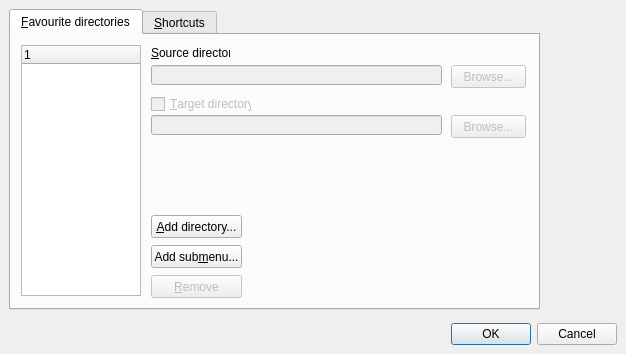
Before: the Qt Designer form OptionsDialog.ui in martin-kudlicka/file-commander, drawn with Qt 5.
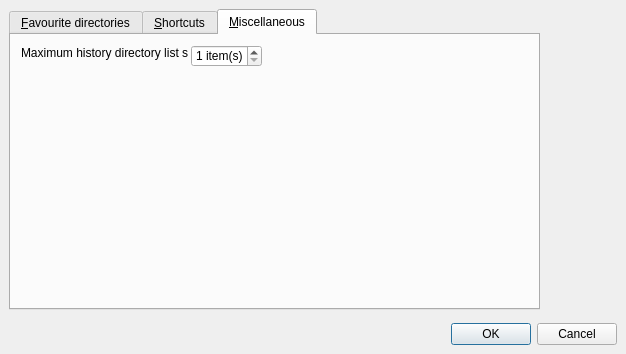
After: the same form once the commit is applied. The open tabs and pages were chosen to show the change.

Commit message: + maximum history directory list size (no effect yet)

```diff
--- a/OptionsDialog.ui
+++ b/OptionsDialog.ui
@@ -1597,6 +1597,40 @@
            </property>
           </widget>
          </widget>
+         <widget class="QWidget" name="tab_15" >
+          <attribute name="title" >
+           <string>&amp;Miscellaneous</string>
+          </attribute>
+          <widget class="QLabel" name="label_6" >
+           <property name="geometry" >
+            <rect>
+             <x>10</x>
+             <y>10</y>
+             <width>167</width>
+             <height>16</height>
+            </rect>
+           </property>
+           <property name="text" >
+            <string>Maximum history directory list size:</string>
+           </property>
+          </widget>
+          <widget class="QSpinBox" name="qsbMaximumHistoryDirectoryListSize" >
+           <property name="geometry" >
+            <rect>
+             <x>180</x>
+             <y>10</y>
+             <width>71</width>
+             <height>22</height>
+            </rect>
+           </property>
+           <property name="suffix" >
+            <string> item(s)</string>
+           </property>
+           <property name="minimum" >
+            <number>1</number>
+           </property>
+          </widget>
+         </widget>
         </widget>
        </widget>
       </widget>
```
The commit also changes 3 other files.
